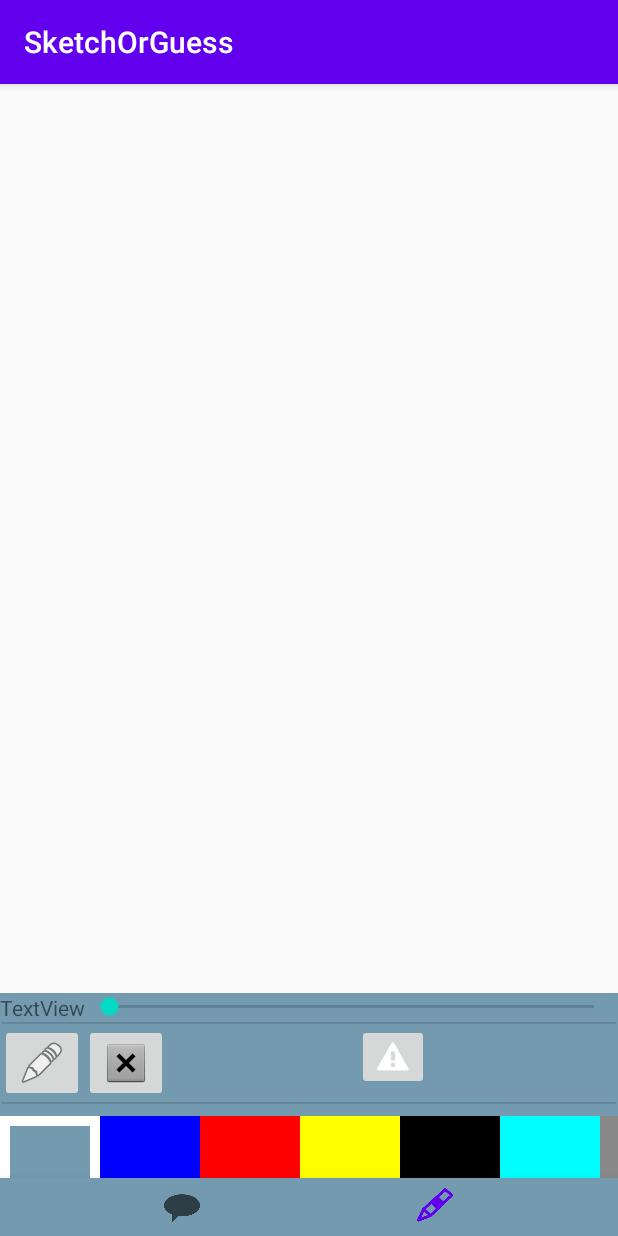
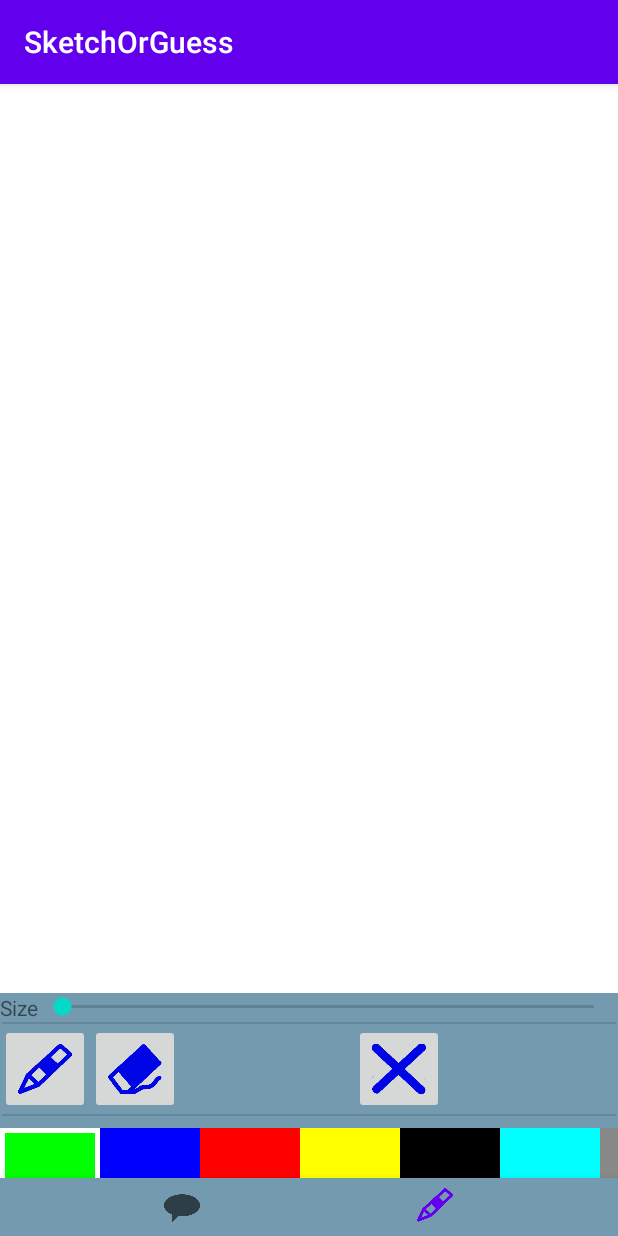
Before and after one commit to ben255/AndroidApp, an Android app: the screen it shows after launch (MainActivity), item 2 of the bottom bar chosen, on a phone screen of 412 x 824 dp. Run offline under Robolectric (Android 15) with nearby library versions, the phone set to English and light mode, and no system bars.

Commit message:
brush control done

```diff
--- a/app/src/main/java/com/main/sketchorguess/BrushComponentView.java
+++ b/app/src/main/java/com/main/sketchorguess/BrushComponentView.java
@@ -18,6 +18,7 @@ public class BrushComponentView extends View {
     private ArrayList<Paint> listColor;
     private int markedRect = 0;
     private Paint backupPaint;
+    private Paint temp;
     public BrushComponentView(Context context) {
         super(context);
         init(null);
@@ -36,6 +37,7 @@ public class BrushComponentView extends View {
         listRect = new ArrayList<>();
         listColor = new ArrayList<>();
         backupPaint = new Paint();
+        temp = new Paint();
         loadRect();
         invalidate();
     }
@@ -101,10 +103,10 @@ public class BrushComponentView extends View {
         for(int i = 0; i < listRect.size(); i++){
             canvas.drawRect(listRect.get(i), listColor.get(i));
             if(i == markedRect){
-                listColor.get(i).setStyle(Paint.Style.STROKE);
-                listColor.get(i).setStrokeWidth(20);
-                listColor.get(i).setColor(Color.WHITE);
-                canvas.drawRect(listRect.get(i),listColor.get(i));
+                temp.setStyle(Paint.Style.STROKE);
+                temp.setStrokeWidth(10);
+                temp.setColor(Color.WHITE);
+                canvas.drawRect(listRect.get(i),temp);
             }
         }
     }
@@ -135,6 +137,6 @@ public class BrushComponentView extends View {
     }
 
     public Paint getMarkedPaint(){
-        return listColor.get(markedRect);
+        return backupPaint;
     }
 }
--- a/app/src/main/java/com/main/sketchorguess/DrawCanvas.java
+++ b/app/src/main/java/com/main/sketchorguess/DrawCanvas.java
@@ -16,36 +16,49 @@ public class DrawCanvas extends View{
 
 
     ArrayList<BrushData> dataArray;
+    Paint paint;
 
     public DrawCanvas(Context context){
         super(context);
+        init();
     }
     public DrawCanvas(Context context, AttributeSet attrs) {
         super(context, attrs);
+        init();
     }
 
     public DrawCanvas(Context context, AttributeSet attrs, int defStyle) {
         super(context, attrs, defStyle);
+        init();
+    }
+
+    private void init(){
+        paint = new Paint();
+        paint.setColor(Color.BLACK);
+        paint.setStyle(Paint.Style.STROKE);
+        paint.setStrokeWidth(5);
     }
 
     @Override
     protected void onDraw(Canvas canvas){
         super.onDraw(canvas);
-        if(dataArray != null)
-            for(int i = 0; i < dataArray.size(); i++){
-                if(i > 0){
-                    int dx = dataArray.get(i).x - dataArray.get(i-1).x;
-                    int dy = dataArray.get(i).y - dataArray.get(i-1).y;
-                    if((Math.pow(dx, 2)+Math.pow(dy,2)) > 10 && (Math.pow(dx, 2)+Math.pow(dy,2)) < 5000){
+        if(dataArray != null && dataArray.size() > 0) {
+            for (int i = 0; i < dataArray.size(); i++) {
+                if (i > 0) {
+                    int dx = dataArray.get(i).x - dataArray.get(i - 1).x;
+                    int dy = dataArray.get(i).y - dataArray.get(i - 1).y;
+                    if ((Math.pow(dx, 2) + Math.pow(dy, 2)) > 10 && (Math.pow(dx, 2) + Math.pow(dy, 2)) < 5000) {
 
-                        canvas.drawLine(dataArray.get(i-1).x, dataArray.get(i-1).y, dataArray.get(i).x, dataArray.get(i).y, dataArray.get(i).paint);
-                    }else
+                        canvas.drawLine(dataArray.get(i - 1).x, dataArray.get(i - 1).y, dataArray.get(i).x, dataArray.get(i).y, dataArray.get(i).paint);
+                    } else
                         canvas.drawCircle(dataArray.get(i).x, dataArray.get(i).y, dataArray.get(i).brushWidth, dataArray.get(i).paint);
 
-                }else
+                } else
                     canvas.drawCircle(dataArray.get(i).x, dataArray.get(i).y, dataArray.get(i).brushWidth, dataArray.get(i).paint);
             }
 
+            canvas.drawCircle(dataArray.get(dataArray.size()-1).x,dataArray.get(dataArray.size()-1).y,dataArray.get(dataArray.size()-1).brushWidth,paint);
+        }
 
 
     }
@@ -53,6 +66,5 @@ public class DrawCanvas extends View{
     public void setBrushData(ArrayList<BrushData> dataArray) {
         this.dataArray = dataArray;
         invalidate();
-
     }
 }
--- a/app/src/main/java/com/main/sketchorguess/MainActivity.java
+++ b/app/src/main/java/com/main/sketchorguess/MainActivity.java
@@ -9,6 +9,8 @@ import android.view.MenuItem;
 import android.view.MotionEvent;
 import android.view.View;
 import android.widget.AdapterView;
+import android.widget.ImageButton;
+import android.widget.SeekBar;
 
 import java.util.ArrayList;
 
@@ -27,6 +29,14 @@ public class MainActivity extends AppCompatActivity{
 
     View brushComponent_layout;
 
+    SeekBar seekBar;
+
+    ImageButton pencilButton;
+    ImageButton eraseButton;
+    ImageButton clearButton;
+
+    boolean isPencil = true;
+
 
 
     BottomNavigationView bottomNavigationView;
@@ -39,16 +49,31 @@ public class MainActivity extends AppCompatActivity{
         brushComponent_layout = (View) findViewById(R.id.brush_component_layout);
 
 
+        brushComponentView = (BrushComponentView) findViewById(R.id.brush_component_view);
+
+        brushComponentView.setOnTouchListener(new View.OnTouchListener() {
+            @Override
+            public boolean onTouch(View v, MotionEvent event) {
+
+                brushComponentView.setBrushColor((int)event.getX(),(int) event.getY());
+                return false;
+            }
+        });
+
+
         drawView.setOnTouchListener(new View.OnTouchListener() {
             @Override
             public boolean onTouch(View v, MotionEvent motionEvent) {
 
+                if(brushComponent_layout.getVisibility() == View.INVISIBLE) {
                     brushData = new BrushData();
-
                     paint = new Paint();
-                paint.setColor(Color.BLUE);
-                paint.setStrokeWidth(20);
-                brushData.brushWidth = 10;
+                    if(isPencil)
+                        paint.setColor(brushComponentView.getMarkedPaint().getColor());
+                    else
+                        paint.setColor(Color.WHITE);
+                    paint.setStrokeWidth(seekBar.getProgress() * 2);
+                    brushData.brushWidth = seekBar.getProgress();
                     brushData.paint = paint;
 
                     switch (motionEvent.getAction()) {
@@ -67,16 +92,8 @@ public class MainActivity extends AppCompatActivity{
                     }
 
                     drawView.setBrushData(dataArray);
+                }
                 return true;
-            }
-        });
-        brushComponentView = (BrushComponentView) findViewById(R.id.brush_component_view);
-        brushComponentView.setOnTouchListener(new View.OnTouchListener() {
-            @Override
-            public boolean onTouch(View v, MotionEvent event) {
-
-                brushComponentView.setBrushColor((int)event.getX(),(int) event.getY());
-                return false;
             }
         });
 
@@ -89,39 +106,58 @@ public class MainActivity extends AppCompatActivity{
             public boolean onNavigationItemSelected(@NonNull MenuItem item) {
                 switch (item.getItemId()){
                     case R.id.page_1:
-                        Log.i("CLICKED", "CLICKED ONE");
+                        brushComponent_layout.setVisibility(View.INVISIBLE);
+
+                        item.setChecked(true);
                         break;
                     case R.id.page_2:
-                        if(item.isChecked()) {
-                            item.setChecked(false);
+                        if(brushComponent_layout.getVisibility() == View.VISIBLE) {
+
                             brushComponent_layout.setVisibility(View.INVISIBLE);
                         }
                         else {
-                            item.setChecked(false);
+                            item.setChecked(true);
                             brushComponent_layout.setVisibility(View.VISIBLE);
                         }
                         break;
                     default:
                         break;
                 }
-                return false;
+                return true;
             }
         });
 
         dataArray = new ArrayList<>();
 
+        seekBar = (SeekBar) findViewById(R.id.seekBar);
+
+        pencilButton = (ImageButton) findViewById(R.id.pencil_button);
+        eraseButton = (ImageButton) findViewById(R.id.erase_button);
+        clearButton = (ImageButton) findViewById(R.id.clear_button);
+
+        clearButton.setOnClickListener(new View.OnClickListener() {
+            @Override
+            public void onClick(View v) {
+                dataArray.clear();
+                drawView.invalidate();
+            }
+        });
+
+        pencilButton.setOnClickListener(new View.OnClickListener() {
+            @Override
+            public void onClick(View v) {
+                isPencil = true;
+            }
+        });
+
+        eraseButton.setOnClickListener(new View.OnClickListener() {
+            @Override
+            public void onClick(View v) {
+                isPencil = false;
+            }
+        });
+
 
     }
 
-
-/*
-    brushData.x = (int) motionEvent.getX();
-    brushData.y = (int) motionEvent.getY();
-    brushData.brushWidth = 10;
-    Paint paint = new Paint();
-        paint.setColor(Color.BLUE);
-    brushData.paint = paint;
-
-        drawView.setBrushData(brushData);*/
-
 }
--- a/app/src/main/res/layout/activity_main.xml
+++ b/app/src/main/res/layout/activity_main.xml
@@ -16,7 +16,8 @@
         app:layout_constraintHorizontal_bias="0.0"
         app:layout_constraintStart_toStartOf="parent"
         app:layout_constraintTop_toTopOf="parent"
-        app:layout_constraintVertical_bias="0.0" />
+        app:layout_constraintVertical_bias="0.0"
+        android:background="@color/whiteColor"/>
 
     <com.google.android.material.bottomnavigation.BottomNavigationView
         android:id="@+id/BottomNavigation"
--- a/app/src/main/res/layout/brush_component_layout.xml
+++ b/app/src/main/res/layout/brush_component_layout.xml
@@ -11,9 +11,10 @@
         android:id="@+id/brushtext"
         android:layout_width="wrap_content"
         android:layout_height="wrap_content"
-        android:text="TextView"
+        android:text="@string/brush_size"
         app:layout_constraintStart_toStartOf="parent"
-        app:layout_constraintTop_toTopOf="parent" />
+        app:layout_constraintTop_toTopOf="parent"
+        />
 
     <SeekBar
         android:id="@+id/seekBar"
@@ -21,7 +22,9 @@
         android:layout_height="wrap_content"
         app:layout_constraintEnd_toEndOf="parent"
         app:layout_constraintStart_toEndOf="@+id/brushtext"
-        app:layout_constraintTop_toTopOf="parent" />
+        app:layout_constraintTop_toTopOf="parent"
+        android:min="10"
+        android:max="80" />
 
     <View
         android:id="@+id/divider"
@@ -34,28 +37,34 @@
 
     <ImageButton
         android:id="@+id/pencil_button"
-        android:layout_width="wrap_content"
-        android:layout_height="wrap_content"
+        android:layout_width="60dp"
+        android:layout_height="60dp"
         app:layout_constraintStart_toStartOf="parent"
         app:layout_constraintTop_toBottomOf="@+id/divider"
-        app:srcCompat="@android:drawable/ic_menu_edit" />
+        app:srcCompat="@drawable/pencil_icon"
+        android:adjustViewBounds="true"
+        android:scaleType="fitCenter"/>
 
     <ImageButton
         android:id="@+id/erase_button"
-        android:layout_width="wrap_content"
-        android:layout_height="wrap_content"
+        android:layout_width="60dp"
+        android:layout_height="60dp"
+        android:adjustViewBounds="true"
+        android:scaleType="fitCenter"
         app:layout_constraintStart_toEndOf="@+id/pencil_button"
         app:layout_constraintTop_toBottomOf="@+id/divider"
-        app:srcCompat="@android:drawable/btn_dialog" />
+        app:srcCompat="@drawable/eraser_icon" />
 
     <ImageButton
         android:id="@+id/clear_button"
-        android:layout_width="wrap_content"
-        android:layout_height="wrap_content"
+        android:layout_width="60dp"
+        android:layout_height="60dp"
         app:layout_constraintEnd_toEndOf="parent"
         app:layout_constraintStart_toEndOf="@+id/erase_button"
         app:layout_constraintTop_toBottomOf="@+id/divider"
-        app:srcCompat="@android:drawable/stat_sys_warning" />
+        app:srcCompat="@drawable/erase_all_icon"
+        android:adjustViewBounds="true"
+        android:scaleType="fitCenter"/>
 
     <View
         android:id="@+id/divider3"
--- a/app/src/main/res/menu/bottom_navigation_menu.xml
+++ b/app/src/main/res/menu/bottom_navigation_menu.xml
@@ -6,13 +6,15 @@
         android:id="@+id/page_1"
         android:enabled="true"
         android:icon="@drawable/chat_icon"
-        android:title="@string/chat_icon"/>
+        android:title="@string/chat_icon"
+        android:checkable="true"/>
 
     <item
         android:id="@+id/page_2"
         android:enabled="true"
         android:icon="@drawable/pencil_icon"
-        android:title="@string/penic_icon"/>
+        android:title="@string/penic_icon"
+        android:checkable="true"/>
 
 
 </menu>
--- a/app/src/main/res/values/colors.xml
+++ b/app/src/main/res/values/colors.xml
@@ -4,4 +4,5 @@
     <color name="colorPrimaryDark">#3700B3</color>
     <color name="colorAccent">#03DAC5</color>
     <color name="colorBottomBar">#739AAF</color>
+    <color name="whiteColor">#FFFFFF</color>
 </resources>
--- a/app/src/main/res/values/strings.xml
+++ b/app/src/main/res/values/strings.xml
@@ -2,5 +2,6 @@
     <string name="app_name" translatable="false">SketchOrGuess</string>
     <string name="chat_icon">Chat</string>
     <string name="penic_icon">Draw</string>
+    <string name="brush_size">Size</string>
 
 </resources>
```
Also changed, not shown: app/src/main/res/drawable/erase_all_icon.png (added), app/src/main/res/drawable/eraser_icon.png (added), 1 other file. Lines whose indentation alone changed are shown as unchanged.
